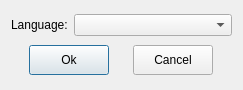
The window that Device_Studio/plugins/views/language/qnewlanguagedialog.ui (ybjx1987/Device_Studio) describes before a commit, drawn with Qt 5.
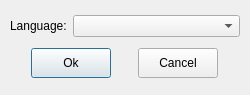
The same window after the commit.

Patch:
```diff
--- a/Device_Studio/plugins/views/language/qnewlanguagedialog.ui
+++ b/Device_Studio/plugins/views/language/qnewlanguagedialog.ui
@@ -6,14 +6,38 @@
    <rect>
     <x>0</x>
     <y>0</y>
-    <width>243</width>
-    <height>90</height>
+    <width>250</width>
+    <height>95</height>
    </rect>
   </property>
+  <property name="minimumSize">
+   <size>
+    <width>250</width>
+    <height>95</height>
+   </size>
+  </property>
+  <property name="maximumSize">
+   <size>
+    <width>250</width>
+    <height>95</height>
+   </size>
+  </property>
   <property name="windowTitle">
    <string>Dialog</string>
   </property>
   <layout class="QVBoxLayout" name="verticalLayout">
+   <property name="leftMargin">
+    <number>10</number>
+   </property>
+   <property name="topMargin">
+    <number>10</number>
+   </property>
+   <property name="rightMargin">
+    <number>10</number>
+   </property>
+   <property name="bottomMargin">
+    <number>10</number>
+   </property>
    <item>
     <layout class="QHBoxLayout" name="horizontalLayout">
      <item>
```
